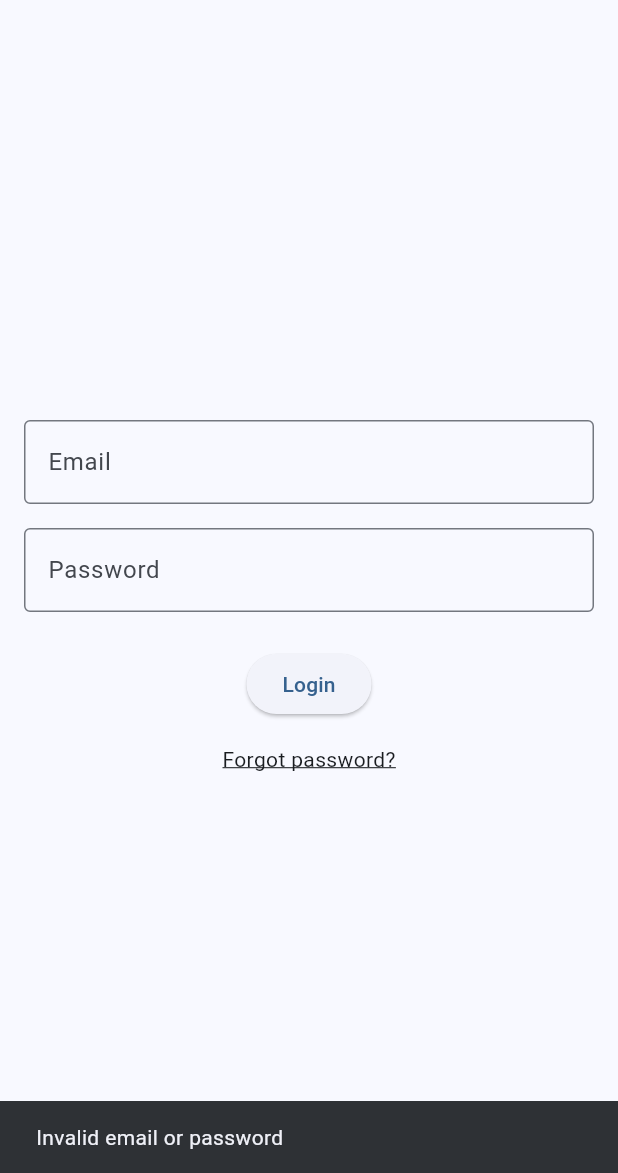
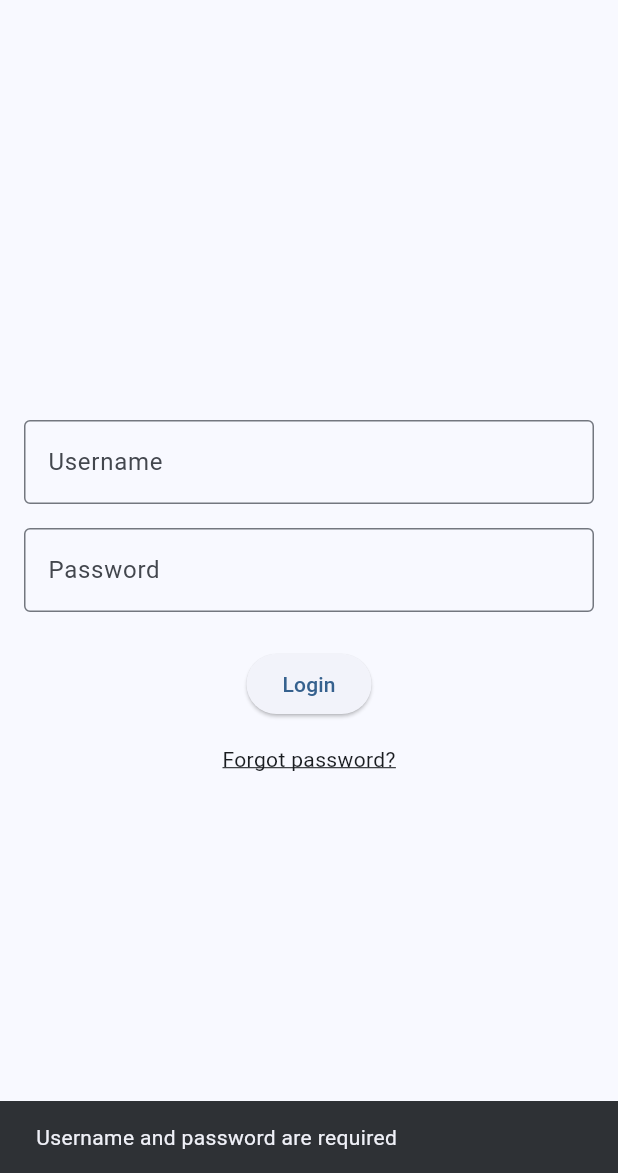
Before and after one commit to jakub-prokopiuk/Bachelor-s-thesis, a Flutter app: the LoginPage screen opened directly, after a tap on "Login", on a phone screen of 412 x 824 dp, the part 63-1236 px from its top. Run offline on Flutter 3.47's test engine with Material 3 defaults, Android fonts, the phone set to English and light mode, and no system bars; our stand-ins replace flutter_dotenv, flutter_map, geolocator, latlong2.

Commit message:
added login page connection to db

```diff
--- a/frontend/lib/login_page.dart
+++ b/frontend/lib/login_page.dart
@@ -1,6 +1,9 @@
 import 'package:flutter/material.dart';
 import 'forgot_password.dart';
 import 'map_page.dart';
+import 'package:flutter_dotenv/flutter_dotenv.dart';
+import 'package:http/http.dart' as http;
+import 'dart:convert';
 
 class LoginPage extends StatefulWidget {
   const LoginPage({super.key});
@@ -10,22 +13,49 @@ class LoginPage extends StatefulWidget {
 }
 
 class _LoginPageState extends State<LoginPage> {
-  final TextEditingController _emailController = TextEditingController();
+  final TextEditingController _usernameController = TextEditingController();
   final TextEditingController _passwordController = TextEditingController();
 
-  void _login() {
-    String email = _emailController.text;
+  Future<void> _login() async {
+    String username = _usernameController.text;
     String password = _passwordController.text;
 
-    // TODO ADD CONNECTION TO DATABASE
-    if (email == "jd" && password == "jd") {
-      Navigator.push(
-        context,
-        MaterialPageRoute(builder: (context) => const MapPage()),
+    if (username.isEmpty || password.isEmpty) {
+      ScaffoldMessenger.of(context).showSnackBar(
+        const SnackBar(content: Text('Username and password are required')),
       );
-    } else {
+      return;
+    }
+
+    try {
+      final url = Uri.parse('${dotenv.env['API_URL']}/api/login');
+      final response = await http.post(
+        url,
+        headers: {'Content-Type': 'application/json'},
+        body: jsonEncode({
+          'username': username,
+          'password': password,
+        }),
+      );
+      final responseBody = jsonDecode(response.body);
+      if (!mounted) return;
+      if (response.statusCode == 401) {
+        ScaffoldMessenger.of(context).showSnackBar(
+          const SnackBar(content: Text('Invalid username or password')),
+        );
+      } else if (response.statusCode == 200) {
+        Navigator.push(
+          context,
+          MaterialPageRoute(builder: (context) => const MapPage()),
+        );
+      } else {
+        ScaffoldMessenger.of(context).showSnackBar(
+          SnackBar(content: Text('${responseBody['detail']}')),
+        );
+      }
+    } catch (error) {
       ScaffoldMessenger.of(context).showSnackBar(
-        const SnackBar(content: Text('Invalid email or password')),
+        SnackBar(content: Text('Error: $error')),
       );
     }
   }
@@ -42,9 +72,9 @@ class _LoginPageState extends State<LoginPage> {
           mainAxisAlignment: MainAxisAlignment.center,
           children: <Widget>[
             TextField(
-              controller: _emailController,
+              controller: _usernameController,
               decoration: const InputDecoration(
-                labelText: 'Email',
+                labelText: 'Username',
                 border: OutlineInputBorder(),
               ),
             ),
```
